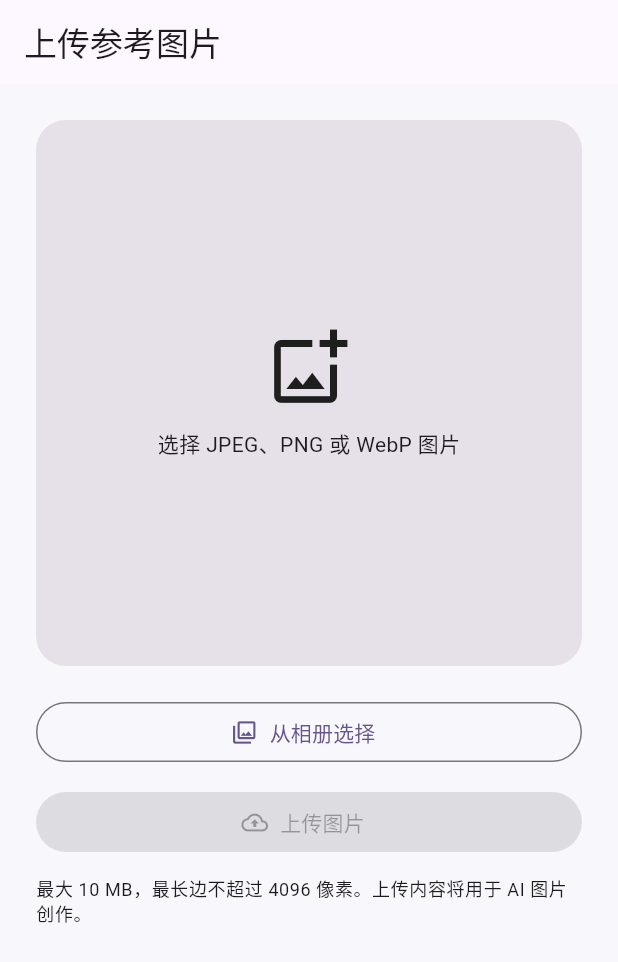
After one commit to fengjutian/yan, a Flutter app: the AssetUploadPage screen opened by its route, on a phone screen of 412 x 824 dp. The commit adds this screen. Shown: the top 962 px of the screen. Run offline on Flutter 3.47's test engine with Material 3 defaults, Android fonts, the phone set to English and light mode, and no system bars; our stand-ins replace dio, flutter_riverpod, flutter_secure_storage, go_router, image_picker; accounts and stored records are empty.

Commit message:
feat(asset): add image upload functionality with asset management

```diff
--- a/apps/mobile/lib/app/router.dart
+++ b/apps/mobile/lib/app/router.dart
@@ -1,5 +1,6 @@
 import 'package:ai_image_studio/features/auth/presentation/auth_page.dart';
 import 'package:ai_image_studio/features/auth/presentation/splash_page.dart';
+import 'package:ai_image_studio/features/assets/presentation/asset_upload_page.dart';
 import 'package:ai_image_studio/features/home/presentation/home_page.dart';
 import 'package:go_router/go_router.dart';
 
@@ -22,5 +23,8 @@ final appRouter = GoRouter(
       path: '/home',
       builder: (context, state) => const HomePage(),
     ),
+    GoRoute(
+        path: '/assets/upload',
+        builder: (context, state) => const AssetUploadPage()),
   ],
 );
--- /dev/null
+++ b/apps/mobile/lib/features/assets/presentation/asset_upload_page.dart
@@ -0,0 +1,68 @@
+import 'package:ai_image_studio/features/assets/presentation/asset_upload_controller.dart';
+import 'package:flutter/material.dart';
+import 'package:flutter_riverpod/flutter_riverpod.dart';
+
+class AssetUploadPage extends ConsumerWidget {
+  const AssetUploadPage({super.key});
+  @override
+  Widget build(BuildContext context, WidgetRef ref) {
+    final state = ref.watch(assetUploadControllerProvider);
+    final controller = ref.read(assetUploadControllerProvider.notifier);
+    return Scaffold(
+      appBar: AppBar(title: const Text('上传参考图片')),
+      body: ListView(padding: const EdgeInsets.all(24), children: [
+        AspectRatio(
+            aspectRatio: 1,
+            child: DecoratedBox(
+              decoration: BoxDecoration(
+                  color: Theme.of(context).colorScheme.surfaceContainerHighest,
+                  borderRadius: BorderRadius.circular(20)),
+              child: state.previewBytes == null
+                  ? const Center(
+                      child: Column(mainAxisSize: MainAxisSize.min, children: [
+                      Icon(Icons.add_photo_alternate_outlined, size: 56),
+                      SizedBox(height: 12),
+                      Text('选择 JPEG、PNG 或 WebP 图片')
+                    ]))
+                  : ClipRRect(
+                      borderRadius: BorderRadius.circular(20),
+                      child: Image.memory(state.previewBytes!,
+                          fit: BoxFit.contain)),
+            )),
+        const SizedBox(height: 20),
+        OutlinedButton.icon(
+            onPressed: state.uploading ? null : controller.selectImage,
+            icon: const Icon(Icons.photo_library_outlined),
+            label: const Text('从相册选择')),
+        const SizedBox(height: 12),
+        if (state.uploading) ...[
+          LinearProgressIndicator(
+              value: state.progress == 0 ? null : state.progress),
+          const SizedBox(height: 12)
+        ],
+        if (state.errorMessage != null) ...[
+          Text(state.errorMessage!,
+              style: TextStyle(color: Theme.of(context).colorScheme.error)),
+          const SizedBox(height: 12)
+        ],
+        if (state.uploadedAsset != null) ...[
+          const Card(
+              child: ListTile(
+                  leading: Icon(Icons.check_circle, color: Colors.green),
+                  title: Text('上传成功'),
+                  subtitle: Text('图片已安全保存，可用于人物参考创作。'))),
+          const SizedBox(height: 12)
+        ],
+        FilledButton.icon(
+            onPressed: state.uploading || state.selectedFile == null
+                ? null
+                : controller.upload,
+            icon: const Icon(Icons.cloud_upload_outlined),
+            label: const Text('上传图片')),
+        const SizedBox(height: 12),
+        Text('最大 10 MB，最长边不超过 4096 像素。上传内容将用于 AI 图片创作。',
+            style: Theme.of(context).textTheme.bodySmall),
+      ]),
+    );
+  }
+}
```
Also changed, not shown: apps/mobile/lib/features/assets/data/asset_model.dart (added, +26 -0 lines), apps/mobile/lib/features/assets/data/asset_repository.dart (added, +36 -0 lines), apps/mobile/lib/features/assets/presentation/asset_upload_controller.dart (added, +86 -0 lines), apps/mobile/lib/features/home/presentation/home_page.dart (+6 -2 lines), 4 other files.
